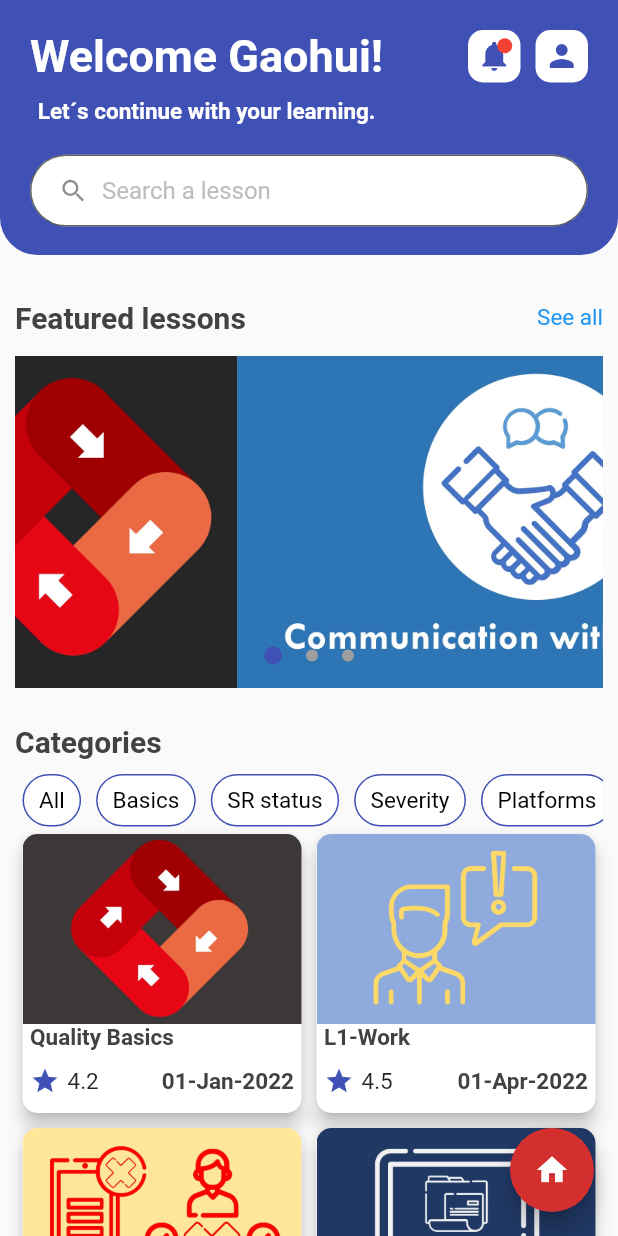
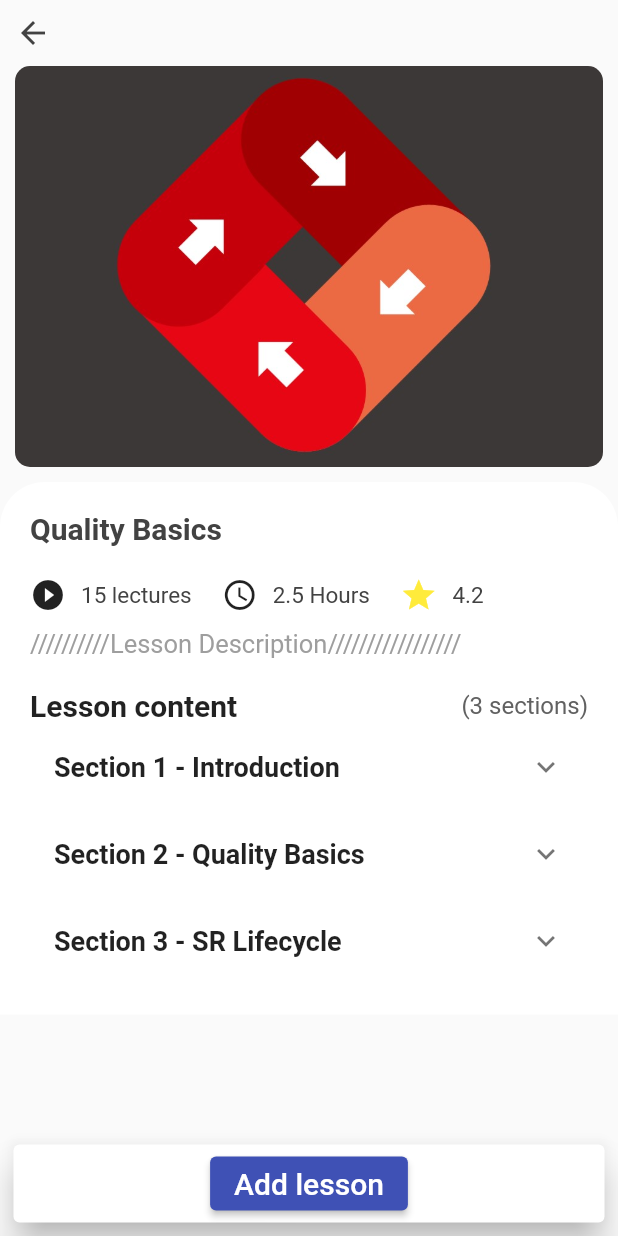
Before and after one commit to Archundia108/icareapp, a Flutter app: the HomePage screen opened by its route, after a tap on "Quality Basics", on a phone screen of 412 x 824 dp. Run offline on Flutter 3.47's test engine with Material 2 defaults, Android fonts, the phone set to English and light mode, and no system bars; drawn by our look-alikes of readmore.

Commit message:
Lessons details

```diff
--- /dev/null
+++ b/lib/arguments/lesson_argument.dart
@@ -0,0 +1,9 @@
+import 'package:icareapp/model/lesson.dart';
+
+class LessonArgument {
+  final Lesson _lesson;
+
+  LessonArgument(this._lesson);
+
+  Lesson get lesson => _lesson;
+}
--- a/lib/main.dart
+++ b/lib/main.dart
@@ -1,4 +1,6 @@
 import 'package:flutter/material.dart';
+import 'package:icareapp/arguments/lesson_argument.dart';
+import 'package:icareapp/pages/lessons/lesson_details.dart';
 import 'package:icareapp/pages/lessons/lessons_list.dart';
 import 'package:icareapp/pages/home_page.dart';
 import 'package:icareapp/pages/login_screen.dart';
@@ -20,8 +22,15 @@ class MyApp extends StatelessWidget {
       routes: {
         "intro": (_) => LoginPage(),
         "home": (_) => HomePage(),
-        "mycourses": (_) => MyCourseList(),
-        "register": (_) => RegisterPage()
+        "mylessons": (_) => MyLessons(),
+        "register": (_) => RegisterPage(),
+      },
+      onGenerateRoute: (settings) {
+        if (settings.name == "lessonDetails") {
+          final args = settings.arguments as LessonArgument;
+          return MaterialPageRoute(
+              builder: (context) => LessonDetails(lesson: args.lesson));
+        }
       },
     );
   }
--- a/lib/pages/home_page.dart
+++ b/lib/pages/home_page.dart
@@ -17,7 +17,7 @@ class HomePage extends StatelessWidget {
             children: [
               Container(
                 height: 170,
-                decoration: BoxDecoration(
+                decoration: const BoxDecoration(
                   color: Colors.indigo,
                   borderRadius: BorderRadius.only(
                     bottomLeft: Radius.circular(25),
@@ -46,11 +46,11 @@ class HomePage extends StatelessWidget {
                 child: Column(
                   crossAxisAlignment: CrossAxisAlignment.start,
                   children: [
-                    SizedBox(
+                    const SizedBox(
                       height: 30,
                     ),
                     Cards(),
-                    SizedBox(
+                    const SizedBox(
                       height: 10,
                     ),
                     CategoryList(),
@@ -64,7 +64,7 @@ class HomePage extends StatelessWidget {
       ),
       floatingActionButton: FloatingActionButton(
         onPressed: () {
-          Navigator.pushNamed(context, "mycourses");
+          Navigator.pushNamed(context, "mylessons");
         },
         child: Icon(Icons.home),
         backgroundColor: Colors.red[700],
--- /dev/null
+++ b/lib/pages/lessons/lesson_details.dart
@@ -0,0 +1,274 @@
+import 'dart:ffi';
+
+import 'package:flutter/material.dart';
+import 'package:flutter/services.dart';
+import 'package:flutter/src/widgets/container.dart';
+import 'package:flutter/src/widgets/framework.dart';
+import 'package:icareapp/model/section.dart';
+import 'package:readmore/readmore.dart';
+
+import '../../model/lesson.dart';
+
+class LessonDetails extends StatelessWidget {
+  const LessonDetails({super.key, required this.lesson});
+
+  final Lesson lesson;
+
+  @override
+  Widget build(BuildContext context) {
+    var greyTextStyle = TextStyle(fontSize: 15, color: Colors.grey.shade800);
+
+    return Scaffold(
+      body: SafeArea(
+        child: Column(
+          children: [
+            Expanded(
+              child: SingleChildScrollView(
+                child: Column(
+                  crossAxisAlignment: CrossAxisAlignment.start,
+                  children: [
+                    Padding(
+                      padding: const EdgeInsets.symmetric(
+                        horizontal: 10,
+                        vertical: 10,
+                      ),
+                      child: Row(
+                        mainAxisAlignment: MainAxisAlignment.start,
+                        children: [
+                          Icon(
+                            Icons.arrow_back,
+                            color: Colors.grey.shade800,
+                          ),
+                        ],
+                      ),
+                    ),
+                    Padding(
+                      padding: const EdgeInsets.symmetric(horizontal: 10),
+                      child: Stack(
+                        alignment: Alignment.center,
+                        children: [
+                          ClipRRect(
+                            borderRadius:
+                                const BorderRadius.all(Radius.circular(10)),
+                            child: Image.asset(lesson.thumbnailUrl),
+                          ),
+                        ],
+                      ),
+                    ),
+                    const SizedBox(
+                      height: 10,
+                    ),
+                    Container(
+                      decoration: const BoxDecoration(
+                        color: Colors.white,
+                        borderRadius: BorderRadius.only(
+                          topLeft: Radius.circular(30),
+                          topRight: Radius.circular(30),
+                        ),
+                      ),
+                      child: Padding(
+                        padding: const EdgeInsets.all(20),
+                        child: Column(
+                          crossAxisAlignment: CrossAxisAlignment.start,
+                          children: [
+                            Padding(
+                              padding: const EdgeInsets.only(
+                                bottom: 20,
+                              ),
+                              child: Text(
+                                lesson.title,
+                                style: TextStyle(
+                                  fontSize: 20,
+                                  fontWeight: FontWeight.bold,
+                                  color: Colors.grey.shade800,
+                                ),
+                              ),
+                            ),
+                            Row(
+                              children: [
+                                Row(
+                                  children: [
+                                    const Icon(Icons.play_circle_fill_outlined),
+                                    const SizedBox(
+                                      width: 10,
+                                    ),
+                                    Text(
+                                      '${lesson.lessonNo} lectures',
+                                      style: greyTextStyle,
+                                    ),
+                                  ],
+                                ),
+                                const SizedBox(
+                                  width: 20,
+                                ),
+                                Row(
+                                  children: [
+                                    const Icon(Icons.access_time),
+                                    const SizedBox(
+                                      width: 10,
+                                    ),
+                                    Text(
+                                      lesson.duration,
+                                      style: greyTextStyle,
+                                    ),
+                                  ],
+                                ),
+                                const SizedBox(
+                                  width: 20,
+                                ),
+                                Row(
+                                  children: [
+                                    const Icon(
+                                      Icons.star,
+                                      size: 25,
+                                      color: Colors.yellow,
+                                    ),
+                                    const SizedBox(
+                                      width: 10,
+                                    ),
+                                    Text(
+                                      '${lesson.rate}',
+                                      style: greyTextStyle,
+                                    ),
+                                  ],
+                                ),
+                              ],
+                            ),
+                            const SizedBox(
+                              height: 10,
+                            ),
+                            ReadMoreText(
+                              lesson.description,
+                              trimLines: 2,
+                              trimMode: TrimMode.Line,
+                              trimCollapsedText: "Show more",
+                              trimExpandedText: "Show less",
+                              moreStyle: const TextStyle(
+                                color: Colors.indigo,
+                                fontWeight: FontWeight.bold,
+                              ),
+                              lessStyle: const TextStyle(
+                                color: Colors.indigo,
+                                fontWeight: FontWeight.bold,
+                              ),
+                              style: TextStyle(
+                                fontSize: 17,
+                                color: Colors.grey.shade500,
+                              ),
+                            ),
+                            const SizedBox(
+                              height: 20,
+                            ),
+                            Row(
+                              mainAxisAlignment: MainAxisAlignment.spaceBetween,
+                              children: [
+                                const Text(
+                                  "Lesson content",
+                                  style: TextStyle(
+                                    fontWeight: FontWeight.bold,
+                                    fontSize: 20,
+                                  ),
+                                ),
+                                Text(
+                                  '(${lesson.sections.length} sections)',
+                                  style: TextStyle(
+                                    fontSize: 16,
+                                    color: Colors.grey.shade700,
+                                  ),
+                                ),
+                              ],
+                            ),
+                            ListView.builder(
+                              shrinkWrap: true,
+                              itemCount: lesson.sections.length,
+                              physics: const NeverScrollableScrollPhysics(),
+                              itemBuilder: (context, index) {
+                                return buildLessonContent(index);
+                              },
+                            )
+                          ],
+                        ),
+                      ),
+                    )
+                  ],
+                ),
+              ),
+            ),
+            Container(
+              height: 60,
+              margin: const EdgeInsets.only(
+                left: 5,
+                right: 5,
+                bottom: 5,
+              ),
+              child: Card(
+                elevation: 10,
+                child: Padding(
+                  padding: const EdgeInsets.symmetric(
+                    horizontal: 10,
+                  ),
+                  child: Row(
+                    mainAxisAlignment: MainAxisAlignment.center,
+                    children: [
+                      ElevatedButton(
+                        style: ElevatedButton.styleFrom(
+                          backgroundColor: Colors.indigo,
+                        ),
+                        onPressed: () {},
+                        child: const Text(
+                          "Add lesson",
+                          style: TextStyle(
+                            fontSize: 20,
+                          ),
+                        ),
+                      ),
+                    ],
+                  ),
+                ),
+              ),
+            ),
+          ],
+        ),
+      ),
+    );
+  }
+
+  Widget buildLessonContent(int index) {
+    Section section = lesson.sections[index];
+    return ExpansionTile(
+      title: Text(
+        "Section ${index + 1} - ${section.name}",
+        style: const TextStyle(
+          fontSize: 18,
+          fontWeight: FontWeight.bold,
+        ),
+      ),
+      children: section.lectures.map((lecture) {
+        return ListTile(
+          dense: true,
+          onTap: () {},
+          leading: const SizedBox(),
+          title: Text(lecture.name),
+          subtitle: Row(
+            children: [
+              const Icon(
+                Icons.access_time,
+                size: 15,
+              ),
+              const SizedBox(
+                width: 10,
+              ),
+              Text(
+                lecture.duration,
+                style: TextStyle(
+                  color: Colors.grey.shade500,
+                  fontSize: 15,
+                ),
+              ),
+            ],
+          ),
+        );
+      }).toList(),
+    );
+  }
+}
--- a/lib/pages/lessons/lessons_list.dart
+++ b/lib/pages/lessons/lessons_list.dart
@@ -3,8 +3,8 @@ import 'package:icareapp/lesson_model/lesson_provider.dart';
 import 'package:icareapp/widgets/lesson_item.dart';
 import 'package:icareapp/widgets/lesson_list.dart';
 
-class MyCourseList extends StatelessWidget {
-  const MyCourseList({super.key});
+class MyLessons extends StatelessWidget {
+  const MyLessons({super.key});
 
   @override
   Widget build(BuildContext context) {
--- a/lib/widgets/lesson_item.dart
+++ b/lib/widgets/lesson_item.dart
@@ -1,4 +1,5 @@
 import 'package:flutter/material.dart';
+import 'package:icareapp/arguments/lesson_argument.dart';
 import 'package:icareapp/model/lesson.dart';
 
 class LessonItem extends StatelessWidget {
@@ -19,7 +20,13 @@ class LessonItem extends StatelessWidget {
             borderRadius: BorderRadius.circular(10),
           ),
           child: InkWell(
-            onTap: () {},
+            onTap: () {
+              Navigator.pushNamed(
+                context,
+                "lessonDetails",
+                arguments: LessonArgument(lesson),
+              );
+            },
             child: Column(
               children: [
                 Image.asset(lesson.thumbnailUrl),
--- a/pubspec.yaml
+++ b/pubspec.yaml
@@ -37,6 +37,7 @@ dependencies:
   # Use with the CupertinoIcons class for iOS style icons.
   cupertino_icons: ^1.0.2
   provider: ^6.0.3
+  readmore: ^2.2.0
   http: ^0.13.5
   intl: ^0.17.0
   mailer: ^5.2.0
```
Also changed, not shown: pubspec.lock.
